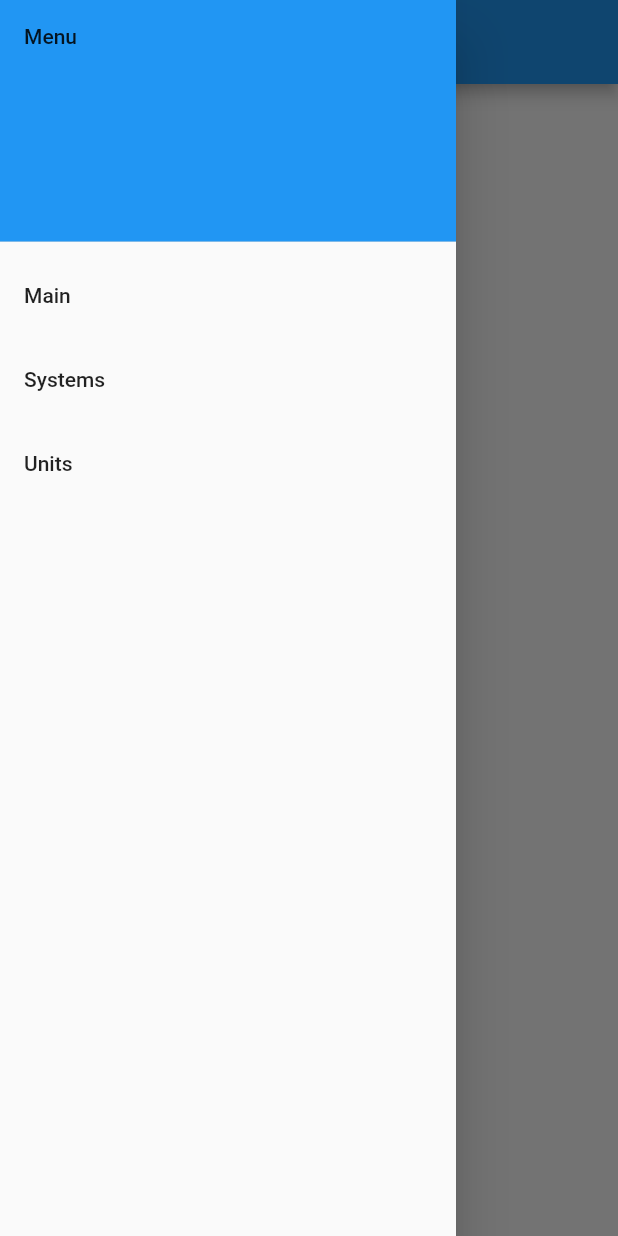
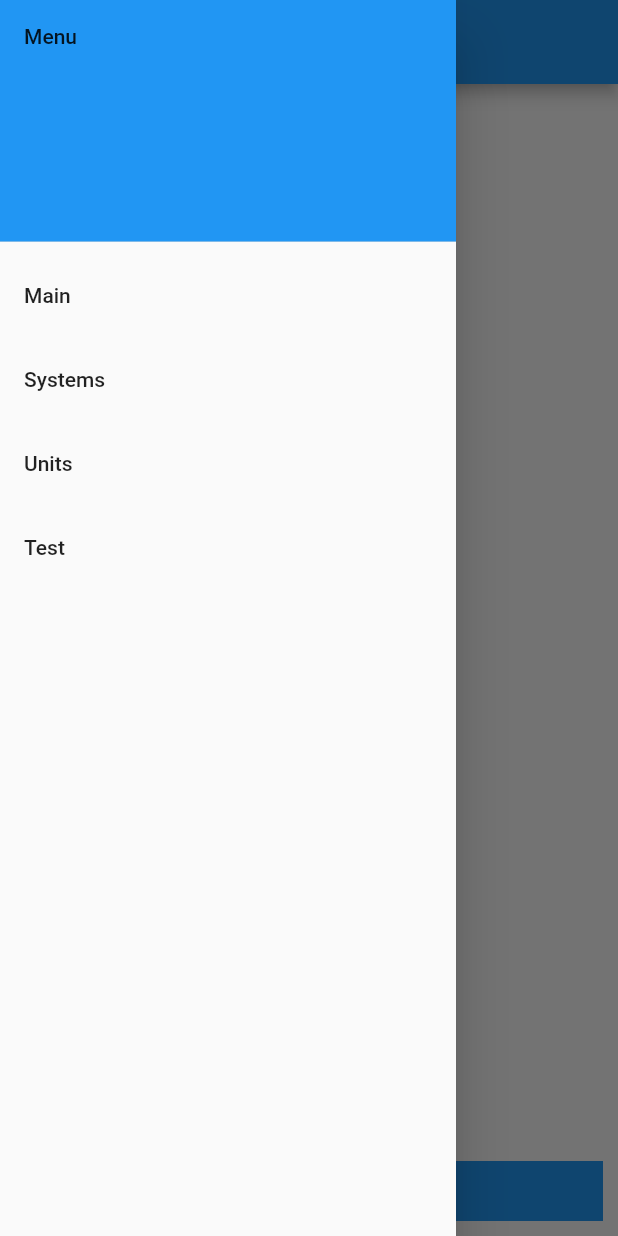
Before and after one commit to stignervik/logic-engine-flutter, a Flutter app: the screen it shows after launch, in the side drawer, after a tap on "Units", on a phone screen of 412 x 824 dp. Run offline on Flutter 3.47's test engine with Material 2 defaults, Android fonts, the light colour scheme and no system bars.

Commit message:
Added footer to applications views.

```diff
--- a/lib/main.dart
+++ b/lib/main.dart
@@ -2,6 +2,7 @@ import 'package:flutter/material.dart';
 import 'package:logic_engine_flutter/screens/main_screen.dart';
 import 'package:logic_engine_flutter/screens/systems_screen.dart';
 import 'package:logic_engine_flutter/screens/units_screen.dart';
+import 'package:logic_engine_flutter/screens/test_screen.dart';
 import './screens/main_screen.dart';
 
 void main() {
@@ -31,6 +32,11 @@ void main() {
             settings: settings);
       }
 
+      if (settings.name == '/test') {
+        return MaterialPageRoute(
+            builder: (context) => const Test(), settings: settings);
+      }
+
       return MaterialPageRoute(builder: (context) => const UnknownScreen());
     },
   ));
--- a/lib/screens/main_screen.dart
+++ b/lib/screens/main_screen.dart
@@ -1,6 +1,7 @@
 import 'package:flutter/material.dart';
 import 'package:logic_engine_flutter/widgets/drawer.dart';
 import 'package:logic_engine_flutter/screens/units_screen.dart';
+import 'package:logic_engine_flutter/widgets/footer.dart';
 
 class MainScreen extends StatelessWidget {
   const MainScreen({super.key});
@@ -11,8 +12,11 @@ class MainScreen extends StatelessWidget {
       appBar: AppBar(
         title: const Text('Main page'),
       ),
-      body: Center(
-        child: ElevatedButton(
+      body: Column(children: [
+        Expanded(
+            child: Column(
+          children: [
+            ElevatedButton(
               child: const Text('Units'),
               onPressed: () {
                 Navigator.push(
@@ -25,7 +29,10 @@ class MainScreen extends StatelessWidget {
                 );
               },
             ),
-      ),
+          ],
+        )),
+        const Footer(),
+      ]),
       drawer: const CustomDrawer(),
     );
   }
--- a/lib/widgets/drawer.dart
+++ b/lib/widgets/drawer.dart
@@ -47,6 +47,12 @@ class CustomDrawer extends StatelessWidget {
               Navigator.of(context).pushReplacementNamed('/units');
             },
           ),
+          ListTile(
+            title: const Text('Test'),
+            onTap: () {
+              Navigator.of(context).pushReplacementNamed('/test');
+            },
+          ),
         ],
       ),
     );
--- /dev/null
+++ b/lib/widgets/footer.dart
@@ -0,0 +1,30 @@
+import 'package:flutter/material.dart';
+
+class Footer extends StatefulWidget {
+  const Footer({super.key});
+
+  @override
+  State<Footer> createState() => _FooterState();
+}
+
+class _FooterState extends State<Footer> {
+  @override
+  Widget build(BuildContext context) {
+    return Container(
+        margin: const EdgeInsets.all(10.0),
+        alignment: Alignment.center,
+        color: Colors.blue,
+        height: 40,
+        child: Row(
+          children: const [
+            Expanded(
+                child: Text(
+              textAlign: TextAlign.center,
+              'Fotter',
+              style:
+                  TextStyle(fontWeight: FontWeight.bold, color: Colors.white),
+            )),
+          ],
+        ));
+  }
+}
--- a/pubspec.yaml
+++ b/pubspec.yaml
@@ -34,6 +34,7 @@ dependencies:
   # The following adds the Cupertino Icons font to your application.
   # Use with the CupertinoIcons class for iOS style icons.
   cupertino_icons: ^1.0.2
+  footer: ^0.0.4
 
 dev_dependencies:
   flutter_test:
```
Also changed, not shown: lib/screens/systems_screen.dart (+8 -3 lines), lib/screens/test_screen.dart (added, +55 -0 lines), lib/screens/units_screen.dart (+5 -5 lines). Lines whose indentation alone changed are shown as unchanged.
